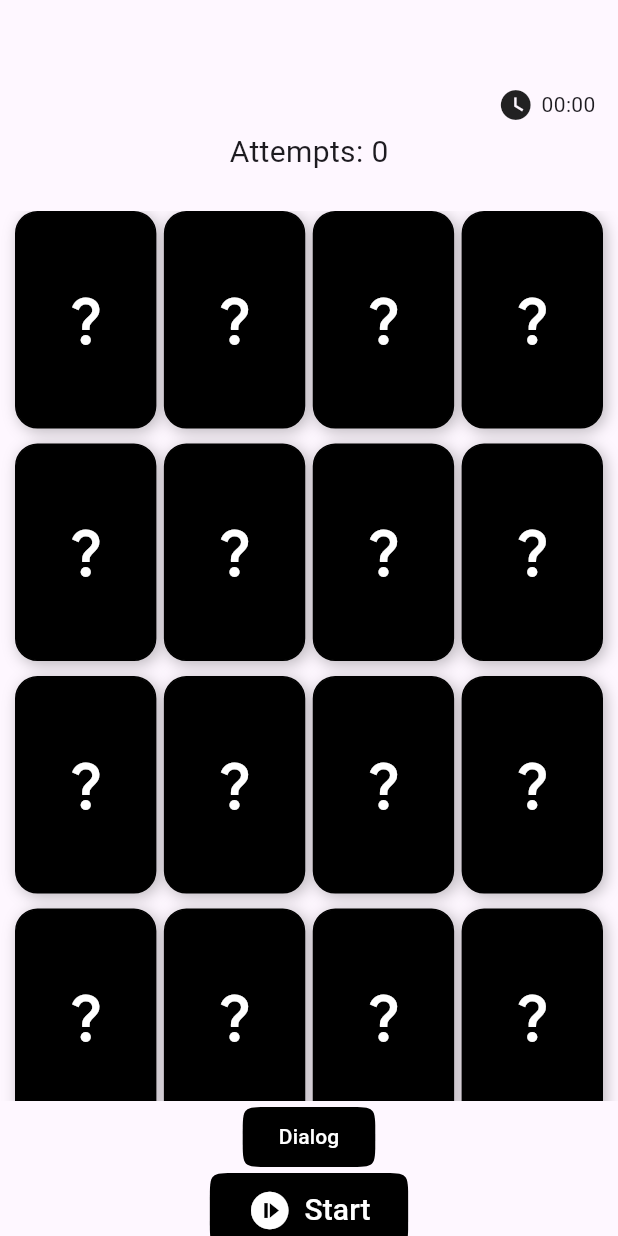
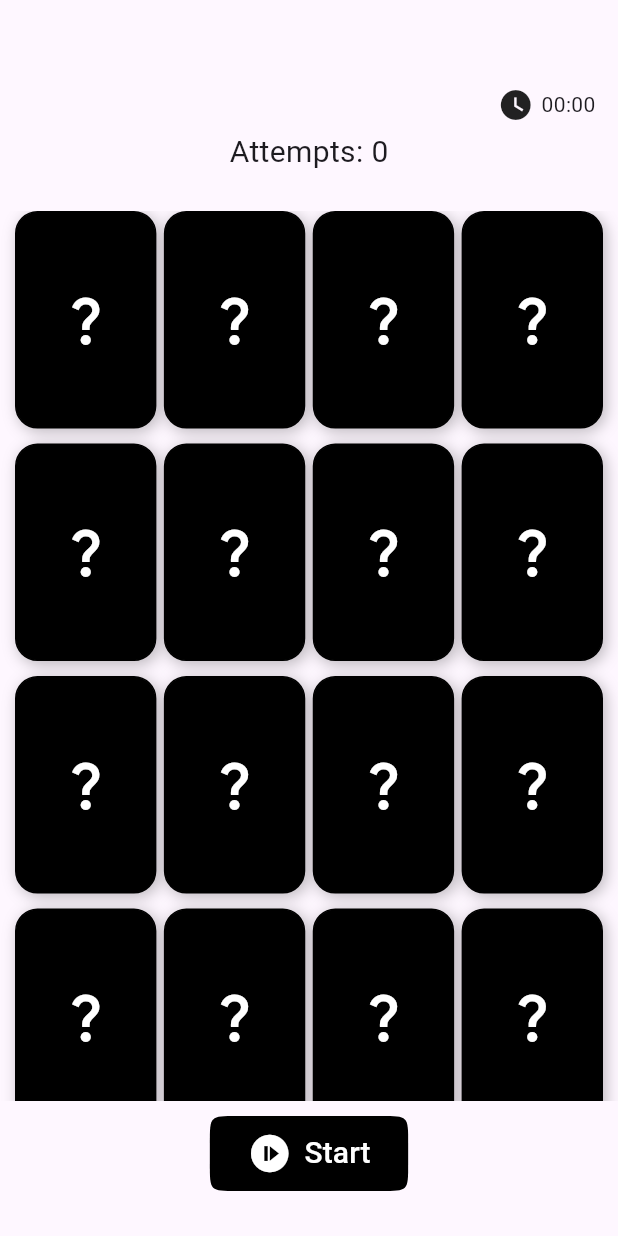
Before and after one commit to Maximus113M/memory_game, a Flutter app: the screen it shows after launch, on a phone screen of 412 x 824 dp. Run offline on Flutter 3.47's test engine with Material 3 defaults, Android fonts, the light colour scheme and no system bars.

Commit message:
new button, refactor code on home_body

```diff
--- /dev/null
+++ b/lib/config/shared/widgets/buttons/custom_filled_button_icon.dart
@@ -0,0 +1,39 @@
+import 'package:flutter/material.dart';
+
+class CustomFilledButtonIcon extends StatelessWidget {
+  final Function() onPress;
+  final String text;
+  final IconData icon;
+
+  const CustomFilledButtonIcon(
+      {super.key,
+      required this.onPress,
+      required this.text,
+      required this.icon});
+
+  @override
+  Widget build(BuildContext context) {
+    return FilledButton.icon(
+      onPressed: onPress,
+      icon: Icon(
+        icon,
+        size: 30,
+      ),
+      label: Text(
+        text,
+        style: const TextStyle(fontSize: 20),
+      ),
+      style: ButtonStyle(
+        backgroundColor: const MaterialStatePropertyAll(Colors.black),
+        shape: MaterialStatePropertyAll(
+          ContinuousRectangleBorder(
+            borderRadius: BorderRadius.circular(18),
+          ),
+        ),
+        padding: const MaterialStatePropertyAll(
+          EdgeInsets.symmetric(horizontal: 25, vertical: 10),
+        ),
+      ),
+    );
+  }
+}
--- /dev/null
+++ b/lib/config/shared/widgets/shared_widgets.dart
@@ -0,0 +1,2 @@
+export 'package:memory_game/config/shared/widgets/buttons/custom_filled_button_icon.dart';
+export 'package:memory_game/config/shared/widgets/buttons/custom_filled_buttons.dart';
--- a/lib/features/home/presentation/widgets/home_body.dart
+++ b/lib/features/home/presentation/widgets/home_body.dart
@@ -1,9 +1,9 @@
 import 'package:flutter/material.dart';
 
 import 'package:memory_game/config/utils/constanst/screen_size.dart';
+import 'package:memory_game/config/shared/widgets/shared_widgets.dart';
 import 'package:memory_game/features/home/presentation/widgets/card_body.dart';
 import 'package:memory_game/features/home/presentation/providers/home_provider.dart';
-import 'package:memory_game/config/shared/widgets/buttons/custom_filled_buttons.dart';
 
 //import 'package:flip_card/flip_card.dart';
 //import 'package:flip_card/flip_card_controller.dart';
@@ -71,7 +71,7 @@ class HomeBody extends StatelessWidget {
                       homeProvider.currentCard =
                           homeProvider.completedCardList[index];
 
-                      if (homeProvider.currentCard!.isSelected &&
+                      if (homeProvider.currentCard!.isSelected ||
                           homeProvider.currentCard!.isFound) {
                         return;
                       }
@@ -100,40 +100,20 @@ class HomeBody extends StatelessWidget {
                 },
               ),
             ),
-            /*const SizedBox(
+            const SizedBox(
               height: 10,
-            ),*/
-            CustomFilledButton(
-              onPress: () => homeProvider.showModalDialog(context),
-              text: 'Dialog',
             ),
-            FilledButton.icon(
-              onPressed: () {
+            CustomFilledButtonIcon(
+              onPress: () {
+                if (homeProvider.isMemorizing) return;
                 homeProvider.isTimerOn
                     ? homeProvider.stopGame()
                     : homeProvider.startGame();
               },
-              icon: Icon(
-                homeProvider.isTimerOn
-                    ? Icons.pause_circle_filled
-                    : Icons.not_started,
-                size: 30,
-              ),
-              label: Text(
-                homeProvider.isTimerOn ? 'Stop' : 'Start',
-                style: const TextStyle(fontSize: 20),
-              ),
-              style: ButtonStyle(
-                backgroundColor: const MaterialStatePropertyAll(Colors.black),
-                shape: MaterialStatePropertyAll(
-                  ContinuousRectangleBorder(
-                    borderRadius: BorderRadius.circular(18),
-                  ),
-                ),
-                padding: const MaterialStatePropertyAll(
-                  EdgeInsets.symmetric(horizontal: 25, vertical: 10),
-                ),
-              ),
+              text: homeProvider.isTimerOn ? 'Stop' : 'Start',
+              icon: homeProvider.isTimerOn
+                  ? Icons.pause_circle_filled
+                  : Icons.not_started,
             ),
           ],
         );
--- a/lib/main.dart
+++ b/lib/main.dart
@@ -1,6 +1,7 @@
 import 'package:flutter/material.dart';
+
+import 'package:memory_game/features/home/presentation/screens/home_page.dart';
 import 'package:memory_game/features/home/presentation/providers/home_provider.dart';
-import 'package:memory_game/features/home/presentation/screens/home_page.dart';
 
 import 'package:provider/provider.dart';
 
@@ -15,7 +16,6 @@ void main() {
 class MyApp extends StatelessWidget {
   const MyApp({super.key});
 
-  // This widget is the root of your application.
   @override
   Widget build(BuildContext context) {
     return MaterialApp(
```
